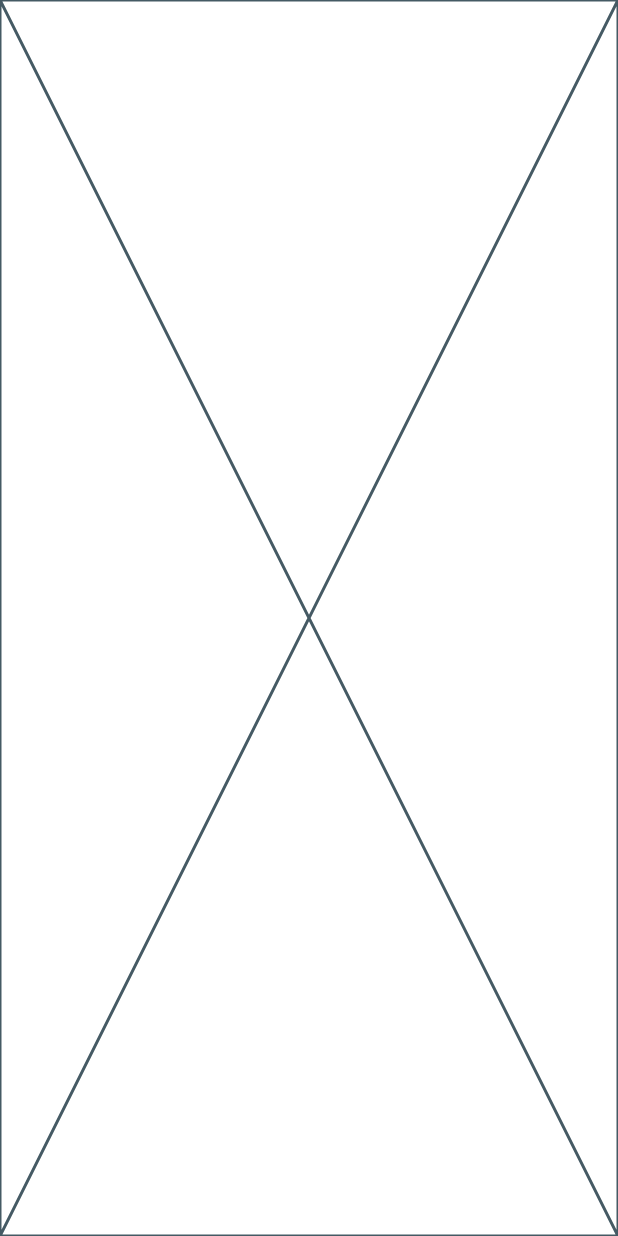
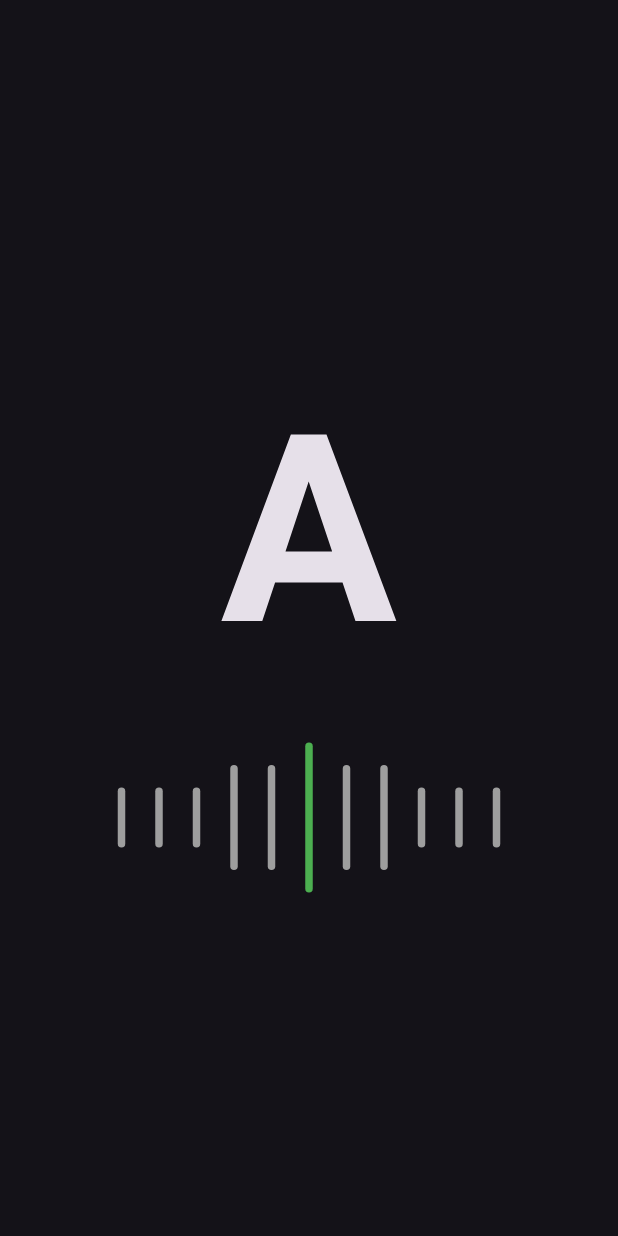
Before and after one commit to silverlightning926/noteworthy, a Flutter app: the screen it shows after launch, on a phone screen of 412 x 824 dp. Run offline on Flutter 3.47's test engine with Material 3 defaults, Android fonts, the phone set to English and light mode, and no system bars; our stand-ins replace go_router.

Commit message:
Added Very Basic UI

```diff
--- a/lib/app.dart
+++ b/lib/app.dart
@@ -1,10 +1,25 @@
-import 'package:flutter/widgets.dart';
+import 'package:flutter/material.dart';
+import 'package:go_router/go_router.dart';
+import 'package:noteworthy/routes/home_route.dart';
 
 class Noteworthy extends StatelessWidget {
   const Noteworthy({super.key});
 
   @override
   Widget build(BuildContext context) {
-    return const Placeholder();
+    return MaterialApp.router(
+      title: 'Noteworthy',
+      debugShowCheckedModeBanner: false,
+      theme: ThemeData.dark(),
+      routerConfig: GoRouter(
+        initialLocation: "/",
+        routes: [
+          GoRoute(
+            path: "/",
+            builder: (context, state) => const HomeRoute(),
+          ),
+        ],
+      ),
+    );
   }
 }
--- /dev/null
+++ b/lib/components/tuning_indicator.dart
@@ -0,0 +1,73 @@
+import 'package:flutter/material.dart';
+
+class TuningIndicator extends StatefulWidget {
+  final double value;
+
+  const TuningIndicator({
+    super.key,
+    required this.value,
+  });
+
+  @override
+  State<TuningIndicator> createState() => _TuningIndicatorState();
+}
+
+class _TuningIndicatorState extends State<TuningIndicator> {
+  final List<int> containerHeights = [
+    40,
+    40,
+    40,
+    70,
+    70,
+    100,
+    70,
+    70,
+    40,
+    40,
+    40
+  ];
+
+  final Color centerColor = Colors.green;
+  final Color middleColor = Colors.yellow;
+  final Color outerColor = Colors.red;
+
+  @override
+  Widget build(BuildContext context) {
+    Color getColorForIndex(int index) {
+      int centerIndex = containerHeights.length ~/ 2;
+      int range = containerHeights.length ~/ 3;
+
+      if (index == centerIndex) {
+        return centerColor;
+      } else if (index < centerIndex - range || index > centerIndex + range) {
+        return outerColor;
+      } else {
+        return middleColor;
+      }
+    }
+
+    int highlightedIndex =
+        ((widget.value + 1) * (containerHeights.length - 1) / 2)
+            .clamp(0, containerHeights.length - 1)
+            .toInt();
+
+    return Row(
+      mainAxisAlignment: MainAxisAlignment.center,
+      crossAxisAlignment: CrossAxisAlignment.center,
+      children: List.generate(
+        containerHeights.length,
+        (index) => Container(
+          height: containerHeights[index].toDouble(),
+          width: 5,
+          margin: const EdgeInsets.symmetric(horizontal: 10),
+          decoration: BoxDecoration(
+            borderRadius: BorderRadius.circular(5),
+            color: index == highlightedIndex
+                ? getColorForIndex(index)
+                : Colors.grey,
+          ),
+        ),
+      ),
+    );
+  }
+}
--- a/lib/main.dart
+++ b/lib/main.dart
@@ -1,4 +1,4 @@
-import 'package:flutter/widgets.dart';
+import 'package:flutter/material.dart';
 import 'package:noteworthy/app.dart';
 
 void main() {
--- /dev/null
+++ b/lib/routes/home_route.dart
@@ -0,0 +1,35 @@
+import 'package:flutter/material.dart';
+import 'package:noteworthy/components/tuning_indicator.dart';
+
+class HomeRoute extends StatelessWidget {
+  const HomeRoute({super.key});
+
+  @override
+  Widget build(BuildContext context) {
+    return const Scaffold(
+      body: Padding(
+        padding: EdgeInsets.symmetric(
+          horizontal: 16,
+        ),
+        child: Column(
+          mainAxisAlignment: MainAxisAlignment.center,
+          crossAxisAlignment: CrossAxisAlignment.center,
+          children: [
+            Text(
+              "A",
+              textAlign: TextAlign.center,
+              style: TextStyle(
+                fontSize: 175,
+                fontWeight: FontWeight.bold,
+              ),
+            ),
+            SizedBox(height: 16),
+            TuningIndicator(
+              value: 0.0,
+            ),
+          ],
+        ),
+      ),
+    );
+  }
+}
```
